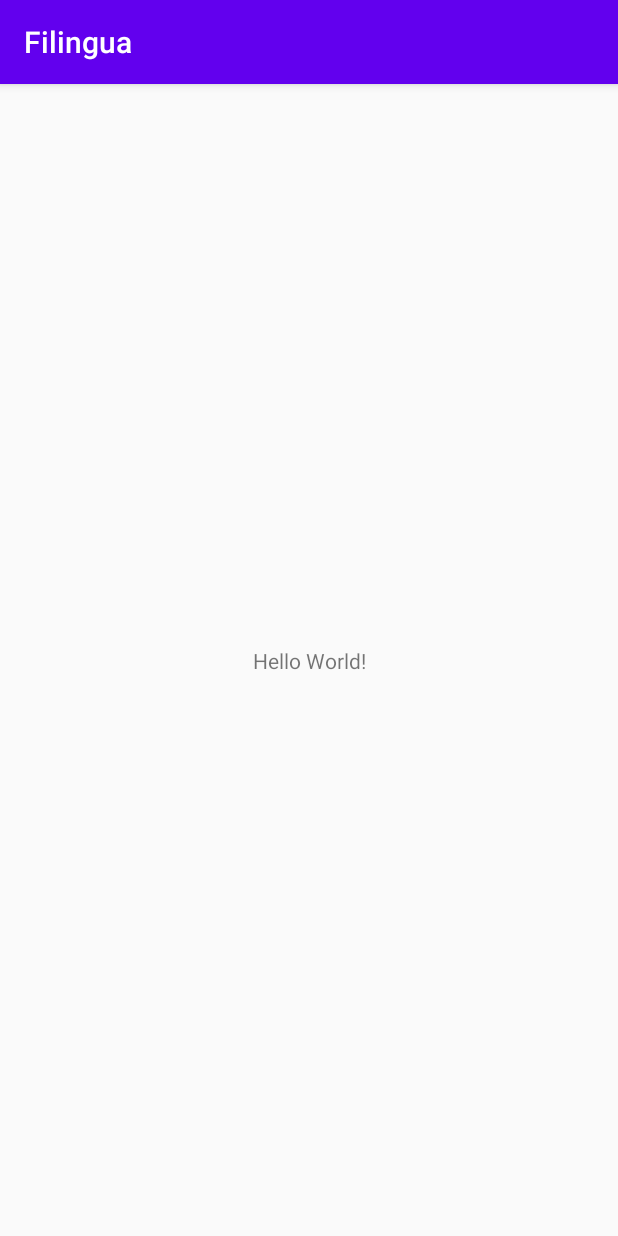
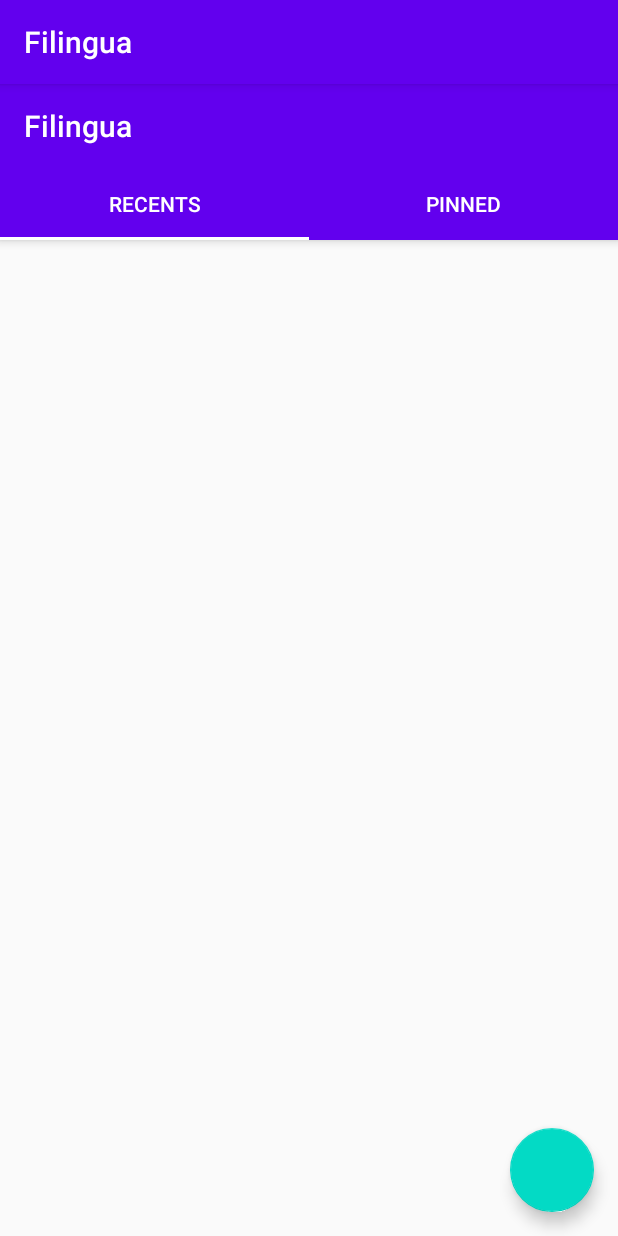
Before and after one commit to K-Mano/Filingua, an Android app: the screen it shows after launch (MainActivity), on a phone screen of 412 x 824 dp. Run offline under Robolectric (Android 15) with nearby library versions, the phone set to English and light mode, and no system bars.

Commit message:
Update UI Feature (Initial)

```diff
--- a/app/build.gradle
+++ b/app/build.gradle
@@ -26,6 +26,7 @@ dependencies {
     implementation fileTree(dir: "libs", include: ["*.jar"])
     implementation 'androidx.appcompat:appcompat:1.1.0'
     implementation 'androidx.constraintlayout:constraintlayout:1.1.3'
+    implementation 'com.google.android.material:material:1.1.0'
     testImplementation 'junit:junit:4.12'
     androidTestImplementation 'androidx.test.ext:junit:1.1.1'
     androidTestImplementation 'androidx.test.espresso:espresso-core:3.2.0'
--- a/app/src/main/res/layout/activity_main.xml
+++ b/app/src/main/res/layout/activity_main.xml
@@ -1,18 +1,65 @@
 <?xml version="1.0" encoding="utf-8"?>
-<androidx.constraintlayout.widget.ConstraintLayout xmlns:android="http://schemas.android.com/apk/res/android"
+<androidx.coordinatorlayout.widget.CoordinatorLayout xmlns:android="http://schemas.android.com/apk/res/android"
+    xmlns:tools="http://schemas.android.com/tools"
     xmlns:app="http://schemas.android.com/apk/res-auto"
-    xmlns:tools="http://schemas.android.com/tools"
+
     android:layout_width="match_parent"
-    android:layout_height="match_parent"
-    tools:context=".MainActivity">
+    android:layout_height="match_parent">
 
-    <TextView
+    <com.google.android.material.appbar.AppBarLayout
+        android:id="@+id/appbar"
+        android:layout_height="wrap_content"
+        android:layout_width="match_parent">
+
+        <androidx.appcompat.widget.Toolbar
+            android:layout_width="match_parent"
+            android:layout_height="?attr/actionBarSize"
+            android:elevation="5dp"
+            app:layout_scrollFlags="scroll|enterAlways"
+            app:title="Filingua"
+            app:titleTextColor="#FFFFFF"></androidx.appcompat.widget.Toolbar>
+
+        <com.google.android.material.tabs.TabLayout
+            android:id="@+id/tabs"
+            android:layout_width="match_parent"
+            android:layout_height="wrap_content"
+
+            android:elevation="5dp"
+            app:tabIndicatorColor="#FFFFFF"
+            app:tabMode="fixed"
+            app:tabRippleColor="#1AFFFFFF"
+            app:tabTextColor="#FFFFFF">
+
+            <com.google.android.material.tabs.TabItem
+                android:id="@+id/recents_tab"
+                android:layout_width="wrap_content"
+                android:layout_height="wrap_content"
+                android:text="@string/recents" />
+
+            <com.google.android.material.tabs.TabItem
+                android:id="@+id/pinned_tab"
+                android:layout_width="wrap_content"
+                android:layout_height="wrap_content"
+                android:text="@string/pinned" />
+        </com.google.android.material.tabs.TabLayout>
+    </com.google.android.material.appbar.AppBarLayout>
+
+    <androidx.core.widget.NestedScrollView
+        android:layout_width="match_parent"
+        android:layout_height="match_parent"
+
+        android:elevation="0dp"
+        app:layout_behavior="com.google.android.material.appbar.AppBarLayout$ScrollingViewBehavior">
+
+        <androidx.constraintlayout.widget.ConstraintLayout
+            android:layout_width="match_parent"
+            android:layout_height="match_parent"
+            tools:context=".MainActivity" />
+    </androidx.core.widget.NestedScrollView>
+
+    <com.google.android.material.floatingactionbutton.FloatingActionButton
         android:layout_width="wrap_content"
         android:layout_height="wrap_content"
-        android:text="Hello World!"
-        app:layout_constraintBottom_toBottomOf="parent"
-        app:layout_constraintLeft_toLeftOf="parent"
-        app:layout_constraintRight_toRightOf="parent"
-        app:layout_constraintTop_toTopOf="parent" />
-
-</androidx.constraintlayout.widget.ConstraintLayout>
+        android:layout_gravity="bottom|end"
+        android:layout_margin="16dp" />"
+</androidx.coordinatorlayout.widget.CoordinatorLayout>
--- a/app/src/main/res/values/strings.xml
+++ b/app/src/main/res/values/strings.xml
@@ -1,3 +1,5 @@
 <resources>
     <string name="app_name">Filingua</string>
+    <string name="recents">recents</string>
+    <string name="pinned">pinned</string>
 </resources>
```
